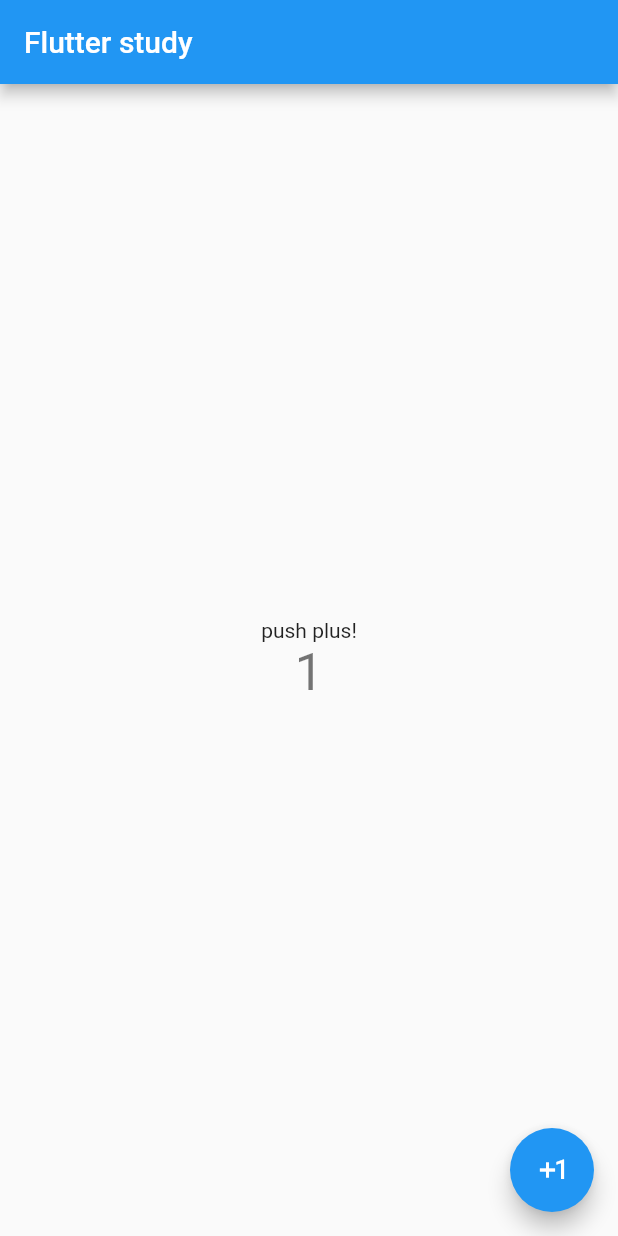
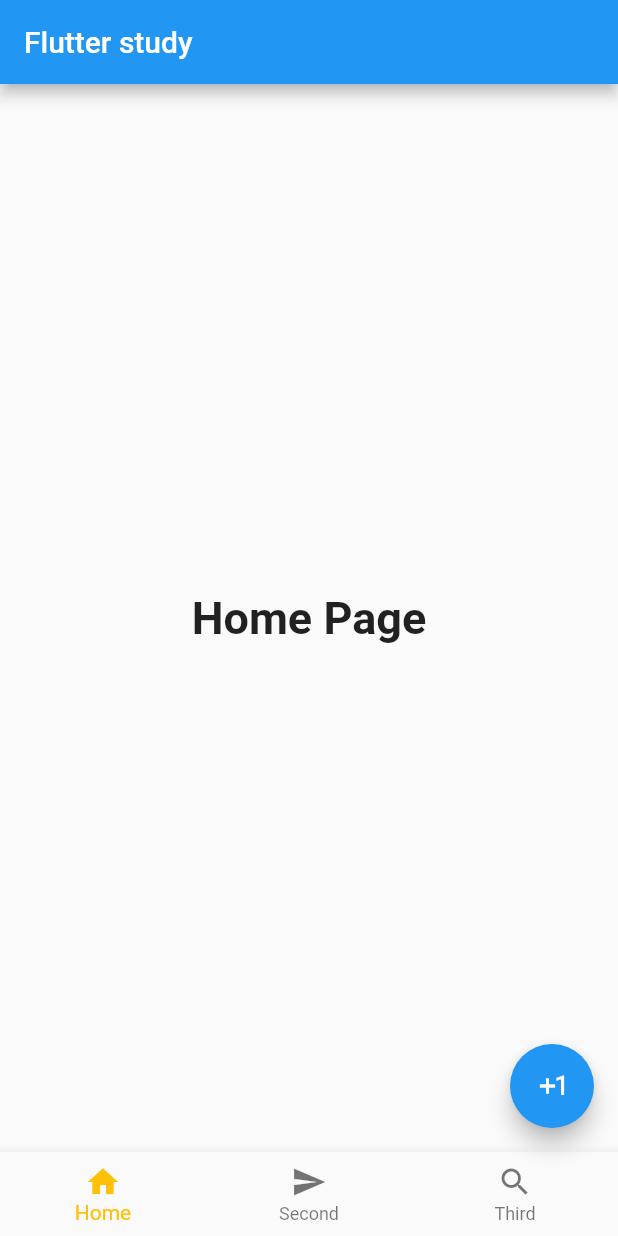
Before and after one commit to hanhyeonkyu/flutter-study, a Flutter app: the screen it shows after launch, after a tap on the "exposure plus 1" icon, on a phone screen of 412 x 824 dp. Run offline on Flutter 3.47's test engine with Material 2 defaults, Android fonts, the phone set to English and light mode, and no system bars.

Commit message:
navigation bar

```diff
--- a/lib/main.dart
+++ b/lib/main.dart
@@ -11,19 +11,7 @@ class MyApp extends StatelessWidget {
     return MaterialApp(
       title: 'flutter study',
       theme: ThemeData(
-        // This is the theme of your application.
-        //
-        // Try running your application with "flutter run". You'll see the
-        // application has a blue toolbar. Then, without quitting the app, try
-        // changing the primarySwatch below to Colors.green and then invoke
-        // "hot reload" (press "r" in the console where you ran "flutter run",
-        // or simply save your changes to "hot reload" in a Flutter IDE).
-        // Notice that the counter didn't reset back to zero; the application
-        // is not restarted.
         primarySwatch: Colors.blue,
-        // This makes the visual density adapt to the platform that you run
-        // the app on. For desktop platforms, the controls will be smaller and
-        // closer together (more dense) than on mobile platforms.
         visualDensity: VisualDensity.adaptivePlatformDensity,
       ),
       home: MyHomePage(title: 'Flutter study'),
@@ -34,15 +22,6 @@ class MyApp extends StatelessWidget {
 class MyHomePage extends StatefulWidget {
   MyHomePage({Key key, this.title}) : super(key: key);
 
-  // This widget is the home page of your application. It is stateful, meaning
-  // that it has a State object (defined below) that contains fields that affect
-  // how it looks.
-
-  // This class is the configuration for the state. It holds the values (in this
-  // case the title) provided by the parent (in this case the App widget) and
-  // used by the build method of the State. Fields in a Widget subclass are
-  // always marked "final".
-
   final String title;
 
   @override
@@ -51,67 +30,74 @@ class MyHomePage extends StatefulWidget {
 
 class _MyHomePageState extends State<MyHomePage> {
   int _counter = 0;
+  int _selectedIndex = 0;
+
+  static const TextStyle optionStyle = TextStyle(fontSize: 30, fontWeight: FontWeight.bold);
+  static const List<Widget> _widgetOptions = <Widget>[
+    Text(
+      'Home Page',
+      style: optionStyle
+    ),
+    Text(
+      'Second Page',
+      style: optionStyle
+    ),
+    Text(
+      'Third Page',
+      style: optionStyle
+    ),
+  ];
 
   void _incrementCounter() {
     setState(() {
-      // This call to setState tells the Flutter framework that something has
-      // changed in this State, which causes it to rerun the build method below
-      // so that the display can reflect the updated values. If we changed
-      // _counter without calling setState(), then the build method would not be
-      // called again, and so nothing would appear to happen.
       _counter++;
+    });
+  }
+
+  void _onItemTapped(int index) {
+    setState(() {
+      _selectedIndex = index;
     });
   }
 
   @override
   Widget build(BuildContext context) {
-    // This method is rerun every time setState is called, for instance as done
-    // by the _incrementCounter method above.
-    //
-    // The Flutter framework has been optimized to make rerunning build methods
-    // fast, so that you can just rebuild anything that needs updating rather
-    // than having to individually change instances of widgets.
     return Scaffold(
       appBar: AppBar(
-        // Here we take the value from the MyHomePage object that was created by
-        // the App.build method, and use it to set our appbar title.
         title: Text(widget.title),
       ),
       body: Center(
-        // Center is a layout widget. It takes a single child and positions it
-        // in the middle of the parent.
-        child: Column(
-          // Column is also a layout widget. It takes a list of children and
-          // arranges them vertically. By default, it sizes itself to fit its
-          // children horizontally, and tries to be as tall as its parent.
-          //
-          // Invoke "debug painting" (press "p" in the console, choose the
-          // "Toggle Debug Paint" action from the Flutter Inspector in Android
-          // Studio, or the "Toggle Debug Paint" command in Visual Studio Code)
-          // to see the wireframe for each widget.
-          //
-          // Column has various properties to control how it sizes itself and
-          // how it positions its children. Here we use mainAxisAlignment to
-          // center the children vertically; the main axis here is the vertical
-          // axis because Columns are vertical (the cross axis would be
-          // horizontal).
-          mainAxisAlignment: MainAxisAlignment.center,
-          children: <Widget>[
-            Text(
-              'push plus!',
-            ),
-            Text(
-              '$_counter',
-              style: Theme.of(context).textTheme.headline4,
-            ),
-          ],
-        ),
+        child:
+        _widgetOptions.elementAt(_selectedIndex)
       ),
       floatingActionButton: FloatingActionButton(
         onPressed: _incrementCounter,
         tooltip: 'Increment',
         child: Icon(Icons.exposure_plus_1),
-      ), // This trailing comma makes auto-formatting nicer for build methods.
+      ),
+      bottomNavigationBar: BottomNavigationBar(
+        items: const <BottomNavigationBarItem>[
+          BottomNavigationBarItem(icon: Icon(Icons.home), title: Text('Home')),
+          BottomNavigationBarItem(icon: Icon(Icons.send), title: Text('Second')),
+          BottomNavigationBarItem(icon: Icon(Icons.search), title: Text('Third'))
+      ],
+      currentIndex: _selectedIndex,
+      selectedItemColor: Colors.amber,
+      onTap: _onItemTapped,
+      ),
     );
   }
 }
+
+        // Column(
+        //   mainAxisAlignment: MainAxisAlignment.center,
+        //   children: <Widget>[
+        //     Text(
+        //       'push plus!',
+        //     ),
+        //     Text(
+        //       '$_counter',
+        //       style: Theme.of(context).textTheme.headline4,
+        //     ),
+        //   ],
+        // ),
```
Also changed, not shown: 1 other file.
